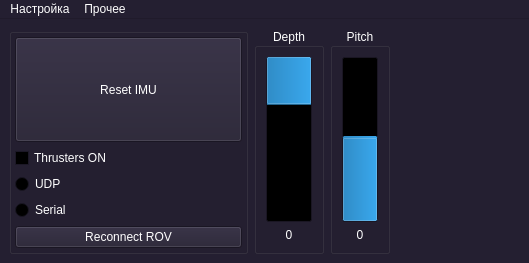
Old version of the form mainwindow.ui in the repository hydronautics-team/PoolsideGUI; both pictures show x 0 to 529 and y 0 to 263 of the 1041 by 263 pixel window.
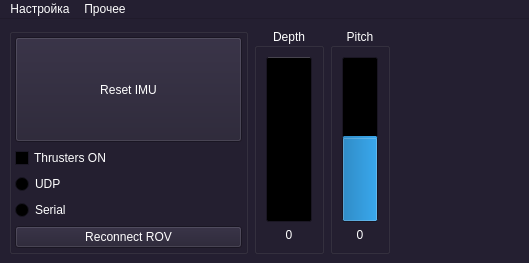
New version of the form. Custom widgets are drawn as their Qt base class.

The edit to the form file:
```diff
--- a/mainwindow.ui
+++ b/mainwindow.ui
@@ -572,7 +572,7 @@
             </sizepolicy>
            </property>
            <property name="maximum">
-            <number>10</number>
+            <number>1000</number>
            </property>
            <property name="value">
             <number>3</number>
```
